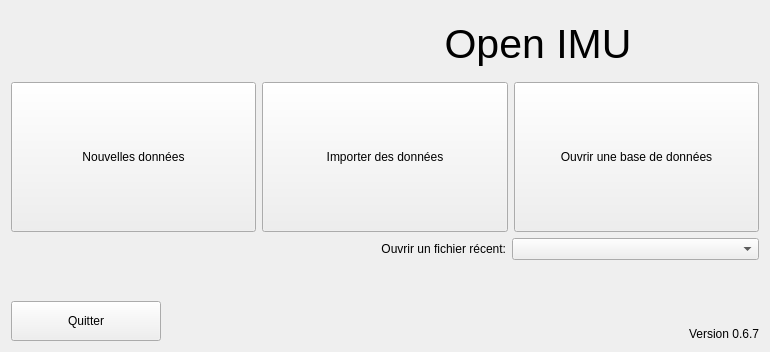
Qt form python/resources/ui/StartDialog.ui (introlab/OpenIMU) before a commit.
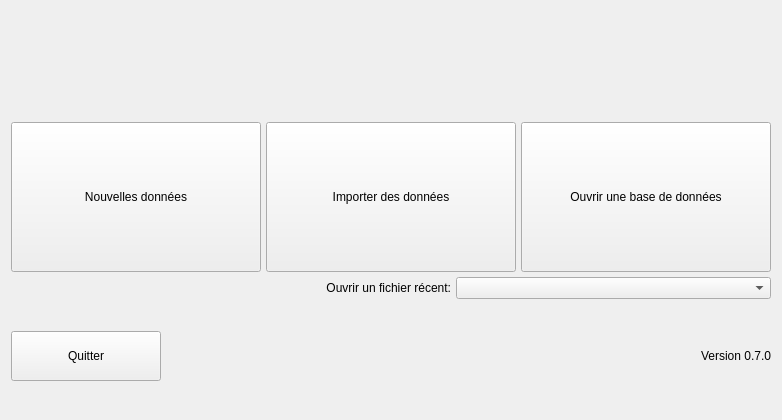
The same form after that commit. Icons and pictures are not drawn.

```diff
--- a/python/resources/ui/StartDialog.ui
+++ b/python/resources/ui/StartDialog.ui
@@ -9,8 +9,8 @@
    <rect>
     <x>0</x>
     <y>0</y>
-    <width>770</width>
-    <height>352</height>
+    <width>782</width>
+    <height>420</height>
    </rect>
   </property>
   <property name="windowTitle">
@@ -24,15 +24,17 @@
    <string notr="true"/>
   </property>
   <layout class="QVBoxLayout" name="verticalLayout">
+   <property name="spacing">
+    <number>5</number>
+   </property>
    <item>
-    <widget class="QFrame" name="frameTitle">
      <layout class="QHBoxLayout" name="horizontalLayout">
       <item>
        <widget class="QLabel" name="lblIntrolab">
         <property name="maximumSize">
          <size>
-          <width>300</width>
-          <height>80</height>
+         <width>280</width>
+         <height>180</height>
          </size>
         </property>
         <property name="text">
@@ -46,29 +48,7 @@
         </property>
        </widget>
       </item>
-      <item>
-       <widget class="QLabel" name="lblOpenIMU">
-        <property name="maximumSize">
-         <size>
-          <width>16777215</width>
-          <height>80</height>
-         </size>
-        </property>
-        <property name="font">
-         <font>
-          <pointsize>31</pointsize>
-         </font>
-        </property>
-        <property name="text">
-         <string>Open IMU</string>
-        </property>
-        <property name="alignment">
-         <set>Qt::AlignCenter</set>
-        </property>
-       </widget>
-      </item>
-     </layout>
-    </widget>
+    </layout>
    </item>
    <item>
     <layout class="QHBoxLayout" name="horizontalLayout_2">
@@ -82,8 +62,8 @@
        </property>
        <property name="minimumSize">
         <size>
-         <width>0</width>
-         <height>150</height>
+         <width>250</width>
+         <height>100</height>
         </size>
        </property>
        <property name="maximumSize">
@@ -124,6 +104,12 @@
          <verstretch>0</verstretch>
         </sizepolicy>
        </property>
+       <property name="minimumSize">
+        <size>
+         <width>250</width>
+         <height>0</height>
+        </size>
+       </property>
        <property name="maximumSize">
         <size>
          <width>16777215</width>
@@ -159,6 +145,12 @@
          <verstretch>0</verstretch>
         </sizepolicy>
        </property>
+       <property name="minimumSize">
+        <size>
+         <width>250</width>
+         <height>0</height>
+        </size>
+       </property>
        <property name="maximumSize">
         <size>
          <width>16777215</width>
@@ -192,9 +184,9 @@
     </layout>
    </item>
    <item>
-    <layout class="QHBoxLayout" name="horizontalLayout_4">
+    <layout class="QHBoxLayout" name="horizontalLayout_3">
      <item>
-      <spacer name="horizontalSpacer_2">
+      <spacer name="horizontalSpacer_3">
        <property name="orientation">
         <enum>Qt::Horizontal</enum>
        </property>
@@ -209,7 +201,7 @@
      <item>
       <widget class="QLabel" name="lblRecents">
        <property name="sizePolicy">
-        <sizepolicy hsizetype="Expanding" vsizetype="Preferred">
+        <sizepolicy hsizetype="Maximum" vsizetype="Preferred">
          <horstretch>0</horstretch>
          <verstretch>0</verstretch>
         </sizepolicy>
@@ -241,20 +233,7 @@
     </layout>
    </item>
    <item>
-    <spacer name="verticalSpacer">
-     <property name="orientation">
-      <enum>Qt::Vertical</enum>
-     </property>
-     <property name="sizeHint" stdset="0">
-      <size>
-       <width>20</width>
-       <height>40</height>
-      </size>
-     </property>
-    </spacer>
-   </item>
-   <item>
-    <layout class="QHBoxLayout" name="horizontalLayout_3">
+    <layout class="QHBoxLayout" name="horizontalLayout_4">
      <item>
       <widget class="QPushButton" name="btnQuit">
        <property name="sizePolicy">
@@ -266,7 +245,7 @@
        <property name="minimumSize">
         <size>
          <width>150</width>
-         <height>40</height>
+         <height>50</height>
         </size>
        </property>
        <property name="maximumSize">
@@ -297,7 +276,7 @@
       </widget>
      </item>
      <item>
-      <spacer name="horizontalSpacer_3">
+      <spacer name="horizontalSpacer_2">
        <property name="orientation">
         <enum>Qt::Horizontal</enum>
        </property>
@@ -318,10 +297,10 @@
         </sizepolicy>
        </property>
        <property name="text">
-        <string>&lt;html&gt;&lt;head/&gt;&lt;body&gt;&lt;p&gt;Version 0.6.7&lt;/p&gt;&lt;/body&gt;&lt;/html&gt;</string>
+        <string>&lt;html&gt;&lt;head/&gt;&lt;body&gt;&lt;p&gt;Version 0.7.0&lt;/p&gt;&lt;/body&gt;&lt;/html&gt;</string>
        </property>
        <property name="alignment">
-        <set>Qt::AlignBottom|Qt::AlignRight|Qt::AlignTrailing</set>
+        <set>Qt::AlignRight|Qt::AlignTrailing|Qt::AlignVCenter</set>
        </property>
       </widget>
      </item>
```
Left out of the diff: 2 changed lines with no effect on the pictures. Lines whose indentation alone changed are shown as unchanged.
